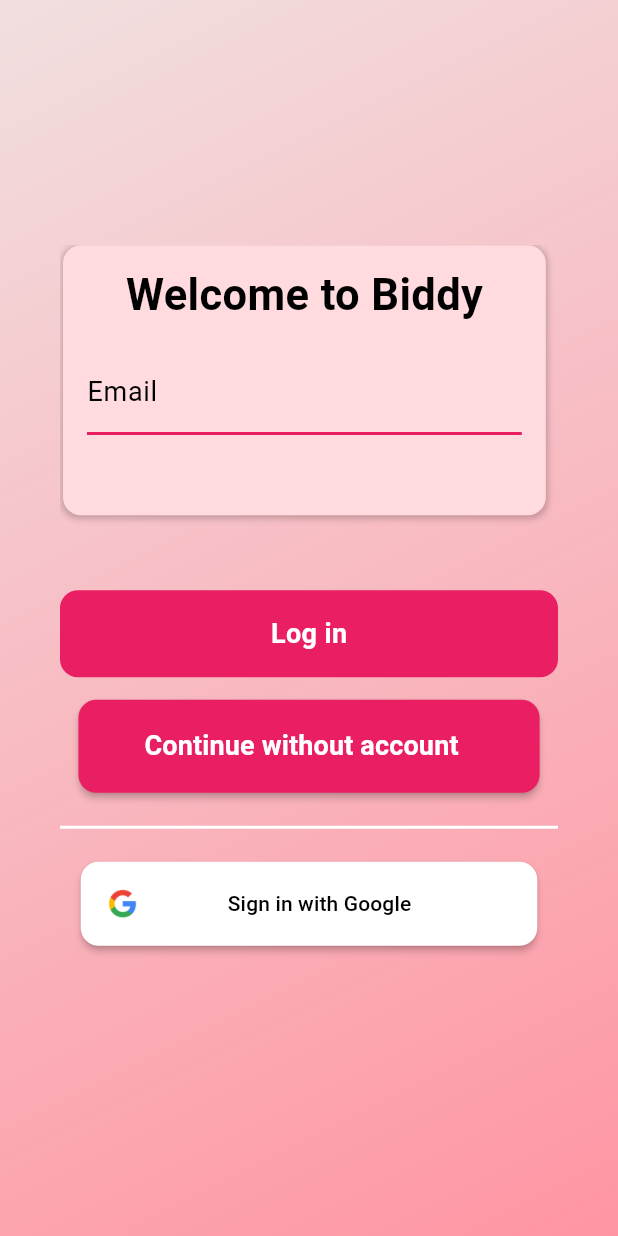
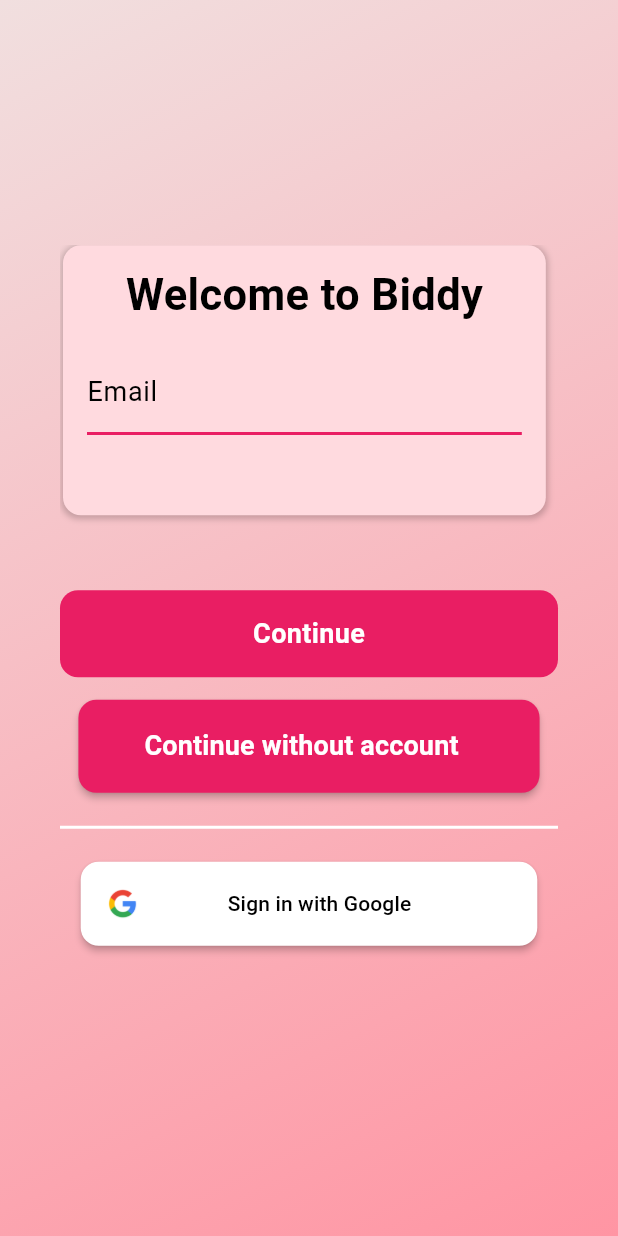
Before and after one commit to Ibad-Musheer-Hussain/Biddy-FYP-Project, a Flutter app: the LoginPage screen opened by its route, on a phone screen of 412 x 824 dp. Run offline on Flutter 3.47's test engine with Material 3 defaults, Android fonts, the phone set to English and light mode, and no system bars; our stand-ins replace cloud_firestore, firebase_auth, firebase_core, firebase_database, firebase_messaging, firebase_storage and 7 more; accounts and stored records are empty.

Commit message:
fixed merge streams and sign in login page bugs

```diff
--- a/lib/Signing.dart
+++ b/lib/Signing.dart
@@ -363,7 +363,7 @@ class _Continue extends State<LoginPage> {
                           }
                           _showFirstContainer = !_showFirstContainer;
                         },
-                        text: _showLogin ? "Log in" : "Sign Up"),
+                        text: _showLogin ? "Continue" : "Sign Up"),
                     SizedBox(
                       height: 15,
                     ),
```
